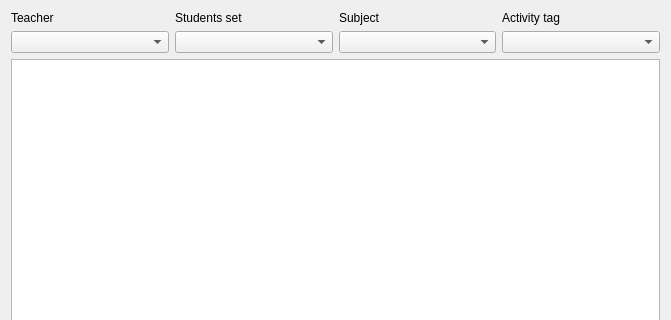
Before: the Qt Designer form src/interface/modifyconstraintactivitiespreferredstartingtimesform_template.ui in karandit/fet, drawn with Qt 5; both pictures show x 0 to 671 and y 0 to 320 of the 671 by 571 pixel window.
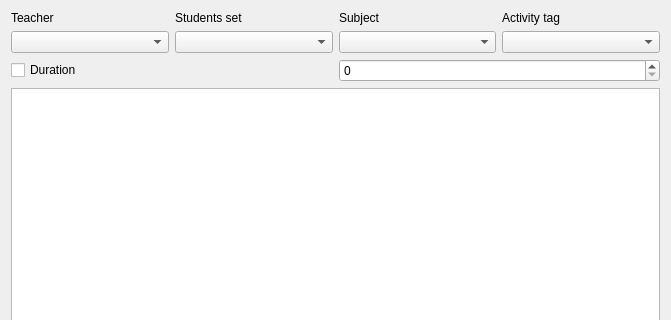
After: the same form once the commit is applied.

Patch:
```diff
--- a/src/interface/modifyconstraintactivitiespreferredstartingtimesform_template.ui
+++ b/src/interface/modifyconstraintactivitiespreferredstartingtimesform_template.ui
@@ -13,7 +13,7 @@
   <property name="windowTitle">
    <string extracomment="This is the title of the dialog to modify a constraint of this type">Modify activities preferred starting times</string>
   </property>
-  <layout class="QGridLayout" name="gridLayout_2">
+  <layout class="QGridLayout" name="gridLayout">
    <item row="0" column="0">
     <layout class="QGridLayout" name="filterGridLayout">
      <item row="1" column="0">
@@ -71,9 +71,23 @@
     </layout>
    </item>
    <item row="1" column="0">
-    <widget class="QTableWidget" name="preferredTimesTable"/>
+    <layout class="QHBoxLayout" name="horizontalLayout">
+     <item>
+      <widget class="QCheckBox" name="durationCheckBox">
+       <property name="text">
+        <string>Duration</string>
+       </property>
+      </widget>
+     </item>
+     <item>
+      <widget class="QSpinBox" name="durationSpinBox"/>
+     </item>
+    </layout>
    </item>
    <item row="2" column="0">
+    <widget class="QTableWidget" name="preferredTimesTable"/>
+   </item>
+   <item row="3" column="0">
     <layout class="QHBoxLayout" name="weightBoxLayout">
      <item>
       <widget class="QLabel" name="weightTextLabel">
@@ -100,7 +114,7 @@
      </item>
     </layout>
    </item>
-   <item row="3" column="0">
+   <item row="4" column="0">
     <layout class="QGridLayout" name="buttonsGridLayout">
      <item row="0" column="0">
       <widget class="QPushButton" name="setAllAllowedPushButton">
```
